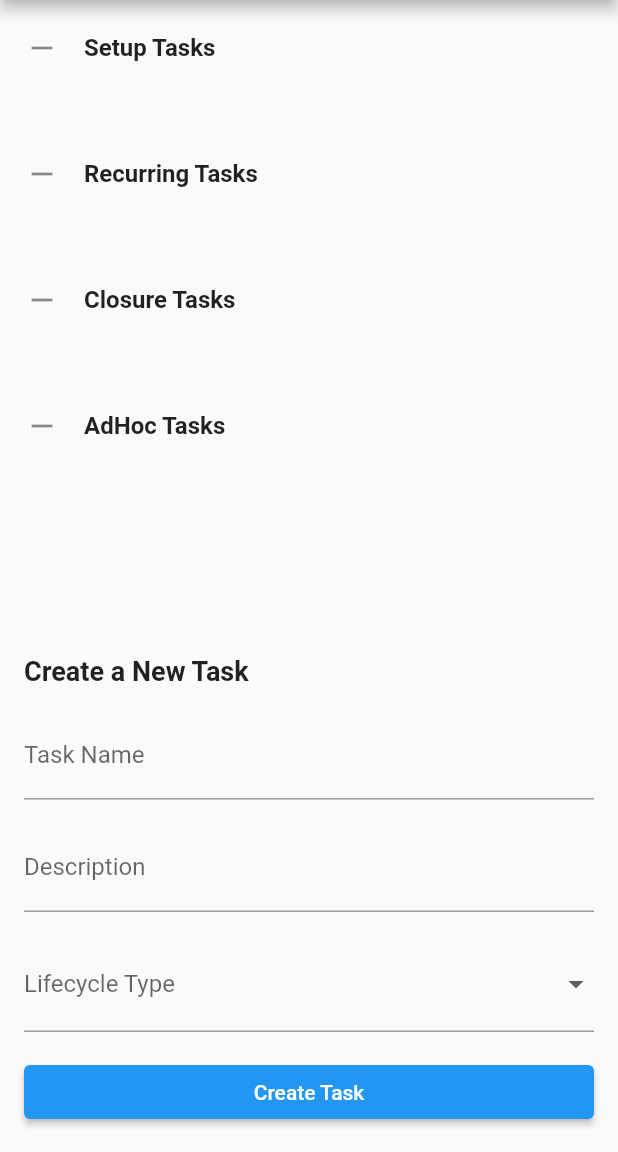
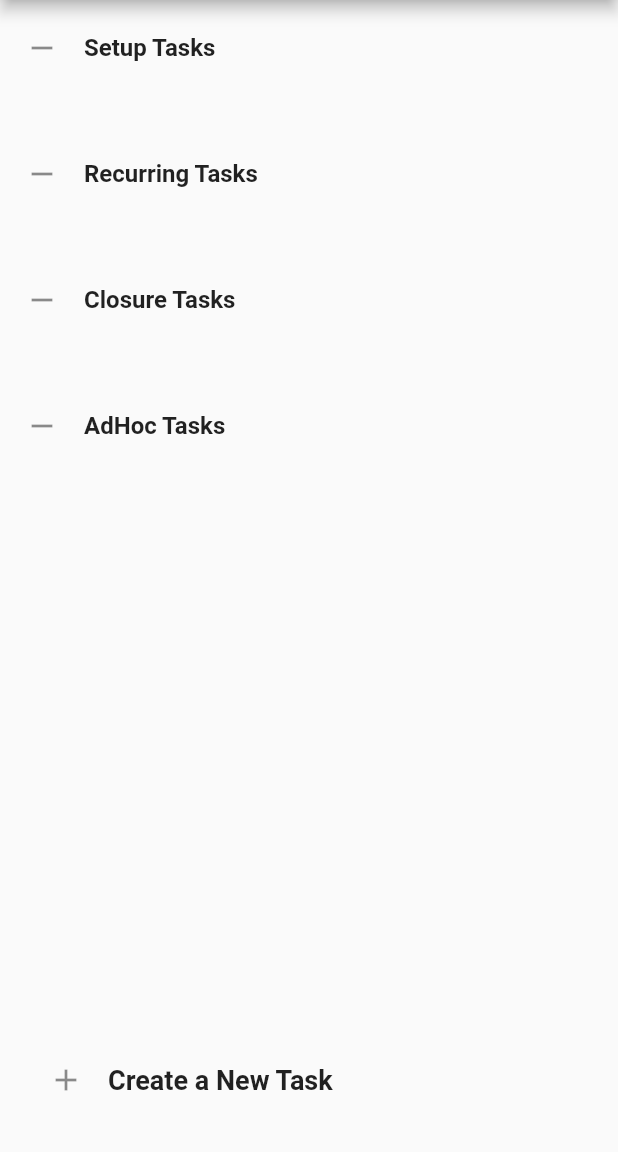
Before and after one commit to mittons/SharpWingFrontend, a Flutter app: the screen it shows after launch, on a phone screen of 412 x 824 dp, the part 84-1236 px from its top. Run offline on Flutter 3.47's test engine with Material 2 defaults, Android fonts, the light colour scheme and no system bars; network calls fail.

Commit message:
Made the task create widget expandable/collapsable. Changed the file name of task_list.dart to task_list_screen.dart

```diff
--- a/lib/main.dart
+++ b/lib/main.dart
@@ -1,7 +1,7 @@
 // lib/main.dart
 
 import 'package:flutter/material.dart';
-import 'package:sharp_wing_frontend/screens/task_list.dart';
+import 'package:sharp_wing_frontend/screens/task_list_screen.dart';
 import 'package:sharp_wing_frontend/config/config.dart';
 import 'package:sharp_wing_frontend/services/task_service.dart';
 
--- a/lib/widgets/task_create_widget.dart
+++ b/lib/widgets/task_create_widget.dart
@@ -15,6 +15,8 @@ class _TaskCreateWidgetState extends State<TaskCreateWidget> {
   final TextEditingController descriptionController = TextEditingController();
   TaskLifecycleType? selectedLifecycleType;
 
+  bool _isExpanded = false;
+
   @override
   Widget build(BuildContext context) {
     return Container(
@@ -22,10 +24,24 @@ class _TaskCreateWidgetState extends State<TaskCreateWidget> {
       child: Column(
         crossAxisAlignment: CrossAxisAlignment.stretch,
         children: [
-          const Text(
-            'Create a New Task',
-            style: TextStyle(fontSize: 18.0, fontWeight: FontWeight.bold),
+          ListTile(
+            contentPadding: const EdgeInsets.symmetric(vertical: 4.0),
+            title: const Padding(
+              padding: EdgeInsets.only(
+                  left: 0.0), // Adjust the left padding for the title
+              child: Text(
+                "Create a New Task",
+                style: TextStyle(
+                    fontSize: 18.0, fontWeight: FontWeight.bold), // Bold text
               ),
+            ),
+            leading: Padding(
+              padding: const EdgeInsets.only(left: 16.0),
+              child: Icon(_isExpanded ? Icons.remove : Icons.add),
+            ),
+            onTap: _toggleExpansion,
+          ),
+          if (_isExpanded) ...[
             const SizedBox(height: 16.0),
             TextField(
               controller: taskNameController,
@@ -59,9 +75,16 @@ class _TaskCreateWidgetState extends State<TaskCreateWidget> {
               },
               child: const Text('Create Task'),
             ),
+          ]
         ],
       ),
     );
+  }
+
+  void _toggleExpansion() {
+    setState(() {
+      _isExpanded = !_isExpanded;
+    });
   }
 
   void _createTask() {
```
Also changed, not shown: lib/screens/task_list_screen.dart (renamed from lib/screens/task_list.dart). Lines whose indentation alone changed are shown as unchanged.
